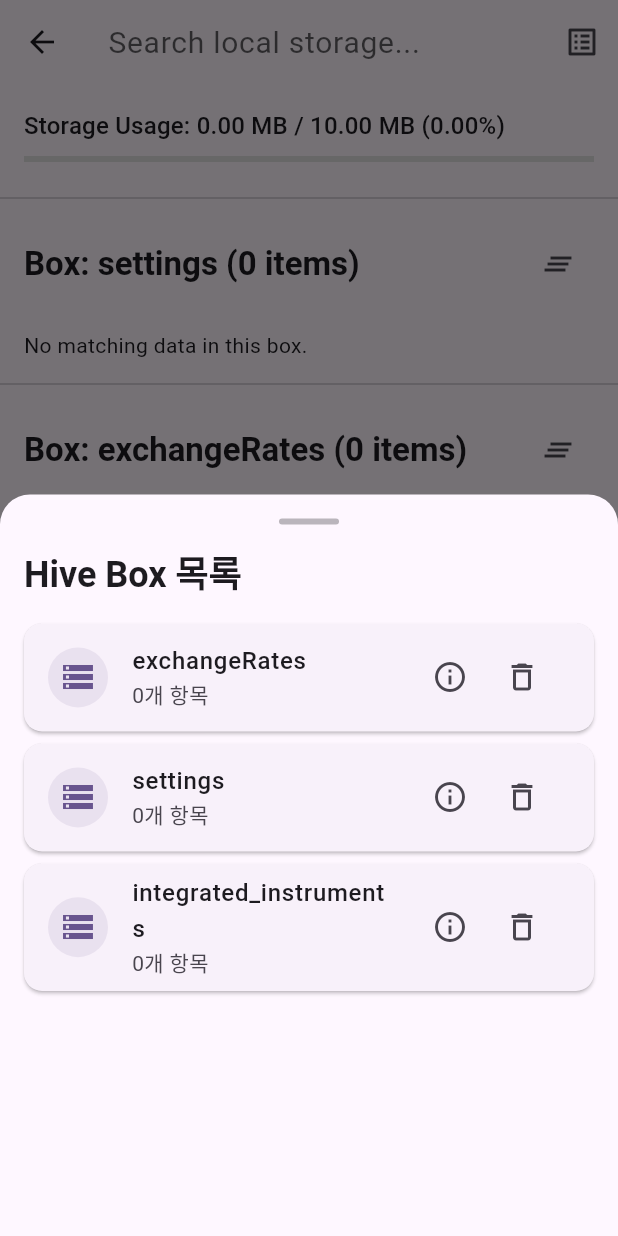
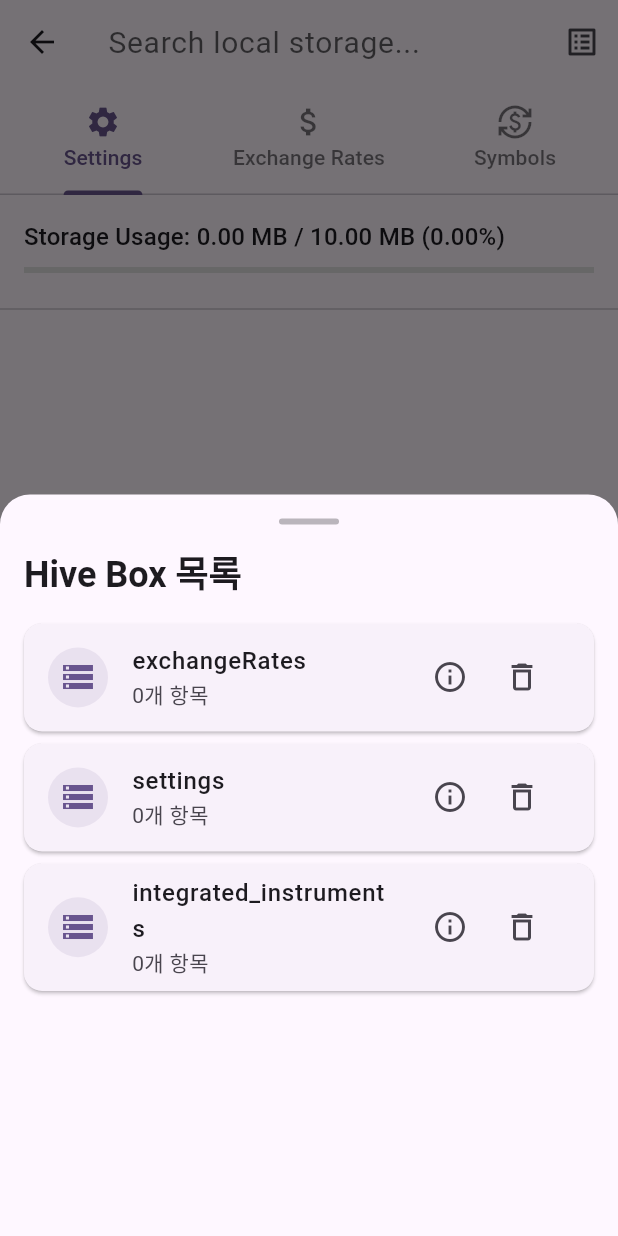
Before and after one commit to DAAC-A00/finow, a Flutter app: the StorageViewerScreen screen opened directly, after a tap on the "list alt" icon, on a phone screen of 412 x 824 dp. Run offline on Flutter 3.47's test engine with Material 3 defaults, Android fonts, the phone set to English and light mode, and no system bars; our stand-ins replace dio, flutter_riverpod, fluttertoast, go_router, hive, hive_flutter and 1 more; accounts and stored records are empty; network calls fail.

Commit message:
fix: Resolve HiveError in local storage viewer and related warnings

```diff
--- a/lib/features/integrated_symbols/repositories/integrated_symbols_repository.dart
+++ b/lib/features/integrated_symbols/repositories/integrated_symbols_repository.dart
@@ -1,7 +1,7 @@
 import 'package:flutter_riverpod/flutter_riverpod.dart';
 import '../models/integrated_instrument.dart';
 import '../services/exchange_api_service.dart';
-import '../services/local_storage_service.dart';
+import '../services/integrated_symbols_local_storage_service.dart';
 
 /// 통합 심볼 관리 레포지토리 프로바이더
 final integratedSymbolsRepositoryProvider = Provider<IntegratedSymbolsRepository>((ref) {
--- a/lib/features/integrated_symbols/services/exchange_api_service.dart
+++ b/lib/features/integrated_symbols/services/exchange_api_service.dart
@@ -1,4 +1,3 @@
-import 'dart:convert';
 import 'package:dio/dio.dart';
 import '../models/integrated_instrument.dart';
 
--- a/lib/features/integrated_symbols/services/integrated_symbols_sync_service.dart
+++ b/lib/features/integrated_symbols/services/integrated_symbols_sync_service.dart
@@ -2,6 +2,7 @@ import 'dart:async';
 import 'package:flutter_riverpod/flutter_riverpod.dart';
 import '../models/integrated_instrument.dart';
 import '../repositories/integrated_symbols_repository.dart';
+import 'package:flutter/foundation.dart';
 
 /// 통합 심볼 정보 동기화 서비스 프로바이더
 final integratedSymbolsSyncServiceProvider = Provider<IntegratedSymbolsSyncService>((ref) {
@@ -20,12 +21,12 @@ class IntegratedSymbolsSyncService {
   /// 앱 시작 시 초기 동기화 (한 번만 실행)
   Future<void> performInitialSync() async {
     if (_isInitialSyncCompleted) {
-      print('통합 심볼 정보 초기 동기화는 이미 완료되었습니다.');
+      debugPrint('통합 심볼 정보 초기 동기화는 이미 완료되었습니다.');
       return;
     }
 
     try {
-      print('통합 심볼 정보 초기 동기화를 시작합니다...');
+      debugPrint('통합 심볼 정보 초기 동기화를 시작합니다...');
 
       // 저장된 데이터가 있는지 확인
       final hasStoredData = await _repository.hasStoredData();
@@ -37,11 +38,11 @@ class IntegratedSymbolsSyncService {
            DateTime.now().difference(lastUpdateTime).inHours >= 24);
 
       if (shouldFullSync) {
-        print('전체 심볼 정보를 동기화합니다...');
+        debugPrint('전체 심볼 정보를 동기화합니다...');
         await _repository.fetchAndSaveInstruments();
-        print('전체 심볼 정보 동기화 완료');
+        debugPrint('전체 심볼 정보 동기화 완료');
       } else {
-        print('저장된 심볼 정보가 최신 상태입니다.');
+        debugPrint('저장된 심볼 정보가 최신 상태입니다.');
       }
 
       _isInitialSyncCompleted = true;
@@ -50,7 +51,7 @@ class IntegratedSymbolsSyncService {
       startPeriodicWarningUpdates();
 
     } catch (e) {
-      print('통합 심볼 정보 초기 동기화 중 오류 발생: $e');
+      debugPrint('통합 심볼 정보 초기 동기화 중 오류 발생: $e');
       // 오류가 발생해도 주기적 업데이트는 시작
       startPeriodicWarningUpdates();
     }
@@ -61,7 +62,7 @@ class IntegratedSymbolsSyncService {
     // 기존 타이머가 있다면 취소
     _warningUpdateTimer?.cancel();
 
-    print('Bithumb 경고 정보 주기적 업데이트를 시작합니다 (1분 간격)...');
+    debugPrint('Bithumb 경고 정보 주기적 업데이트를 시작합니다 (1분 간격)...');
 
     _warningUpdateTimer = Timer.periodic(
       const Duration(minutes: 1),
@@ -69,7 +70,7 @@ class IntegratedSymbolsSyncService {
         try {
           await _updateBithumbWarnings();
         } catch (e) {
-          print('Bithumb 경고 정보 업데이트 중 오류 발생: $e');
+          debugPrint('Bithumb 경고 정보 업데이트 중 오류 발생: $e');
         }
       },
     );
@@ -78,13 +79,13 @@ class IntegratedSymbolsSyncService {
   /// Bithumb 경고 정보만 업데이트
   Future<void> _updateBithumbWarnings() async {
     try {
-      print('Bithumb 경고 정보를 업데이트합니다...');
+      debugPrint('Bithumb 경고 정보를 업데이트합니다...');
 
       // 현재 저장된 모든 심볼 정보 가져오기
       final currentInstruments = await _repository.getStoredInstruments();
 
       if (currentInstruments.isEmpty) {
-        print('저장된 심볼 정보가 없어 경고 정보 업데이트를 건너뜁니다.');
+        debugPrint('저장된 심볼 정보가 없어 경고 정보 업데이트를 건너뜁니다.');
         return;
       }
 
@@ -94,7 +95,7 @@ class IntegratedSymbolsSyncService {
           .toList();
 
       if (bithumbInstruments.isEmpty) {
-        print('Bithumb 심볼 정보가 없어 경고 정보 업데이트를 건너뜁니다.');
+        debugPrint('Bithumb 심볼 정보가 없어 경고 정보 업데이트를 건너뜁니다.');
         return;
       }
 
@@ -122,21 +123,21 @@ class IntegratedSymbolsSyncService {
       // 업데이트된 정보 저장
       await _repository.storageService.saveIntegratedInstruments(updatedInstruments);
 
-      print('Bithumb 경고 정보 업데이트 완료 (${bithumbInstruments.length}개 심볼)');
+      debugPrint('Bithumb 경고 정보 업데이트 완료 (${bithumbInstruments.length}개 심볼)');
 
     } catch (e) {
-      print('Bithumb 경고 정보 업데이트 중 오류 발생: $e');
+      debugPrint('Bithumb 경고 정보 업데이트 중 오류 발생: $e');
     }
   }
 
   /// 수동으로 전체 동기화 실행
   Future<void> performManualSync() async {
     try {
-      print('수동 전체 동기화를 시작합니다...');
+      debugPrint('수동 전체 동기화를 시작합니다...');
       await _repository.fetchAndSaveInstruments();
-      print('수동 전체 동기화 완료');
+      debugPrint('수동 전체 동기화 완료');
     } catch (e) {
-      print('수동 전체 동기화 중 오류 발생: $e');
+      debugPrint('수동 전체 동기화 중 오류 발생: $e');
       rethrow;
     }
   }
@@ -145,7 +146,7 @@ class IntegratedSymbolsSyncService {
   void stopPeriodicUpdates() {
     _warningUpdateTimer?.cancel();
     _warningUpdateTimer = null;
-    print('Bithumb 경고 정보 주기적 업데이트를 중지했습니다.');
+    debugPrint('Bithumb 경고 정보 주기적 업데이트를 중지했습니다.');
   }
 
   /// 서비스 정리
--- a/lib/features/storage_viewer/local_storage_service.dart
+++ b/lib/features/storage_viewer/local_storage_service.dart
@@ -1,6 +1,3 @@
-
-
-
 import 'package:finow/features/exchange_rate/exchange_rate.dart';
 import 'package:hive_flutter/hive_flutter.dart';
 import 'package:flutter_riverpod/flutter_riverpod.dart';
--- a/lib/features/storage_viewer/storage_viewer_screen.dart
+++ b/lib/features/storage_viewer/storage_viewer_screen.dart
@@ -26,18 +26,22 @@ class StorageViewerScreen extends ConsumerStatefulWidget {
   ConsumerState<StorageViewerScreen> createState() => _StorageViewerScreenState();
 }
 
-class _StorageViewerScreenState extends ConsumerState<StorageViewerScreen> with RouteAware {
+class _StorageViewerScreenState extends ConsumerState<StorageViewerScreen>
+    with RouteAware, TickerProviderStateMixin {
   late final TextEditingController _controller;
+  late final TabController _tabController;
 
   @override
   void initState() {
     super.initState();
     _controller = TextEditingController();
+    _tabController = TabController(length: 3, vsync: this);
   }
 
   @override
   void dispose() {
     _controller.dispose();
+    _tabController.dispose();
     super.dispose();
   }
 
@@ -63,7 +67,6 @@ class _StorageViewerScreenState extends ConsumerState<StorageViewerScreen> with
 
   @override
   Widget build(BuildContext context) {
-    final asyncData = ref.watch(allStorageDataProvider);
     final asyncUsage = ref.watch(storageUsageProvider);
     final localStorageService = ref.watch(localStorageServiceProvider);
     final searchQuery = ref.watch(searchQueryProvider);
@@ -84,7 +87,7 @@ class _StorageViewerScreenState extends ConsumerState<StorageViewerScreen> with
             hintText: 'Search local storage...',
             border: InputBorder.none,
             hintStyle: TextStyle(
-              color: Theme.of(context).colorScheme.onSurface.withAlpha((255 * 0.7).round()), // withOpacity(0.7)
+              color: Theme.of(context).colorScheme.onSurface.withAlpha((255 * 0.7).round()),
               fontSize: 20,
             ),
           ),
@@ -100,6 +103,26 @@ class _StorageViewerScreenState extends ConsumerState<StorageViewerScreen> with
             onPressed: () => _showBoxListBottomSheet(context, ref),
           ),
         ],
+        bottom: TabBar(
+          controller: _tabController,
+          labelColor: Theme.of(context).colorScheme.primary,
+          unselectedLabelColor: Theme.of(context).colorScheme.onSurface.withAlpha((255 * 0.6).round()),
+          indicatorColor: Theme.of(context).colorScheme.primary,
+          tabs: const [
+            Tab(
+              icon: Icon(Icons.settings),
+              text: 'Settings',
+            ),
+            Tab(
+              icon: Icon(Icons.attach_money),
+              text: 'Exchange Rates',
+            ),
+            Tab(
+              icon: Icon(Icons.currency_exchange),
+              text: 'Symbols',
+            ),
+          ],
+        ),
       ),
       body: Column(
         children: [
@@ -130,135 +153,15 @@ class _StorageViewerScreenState extends ConsumerState<StorageViewerScreen> with
             },
           ),
           const Divider(),
-          // 저장된 데이터 목록
+          // TabBarView로 각 Box 데이터 표시
           Expanded(
-            child: asyncData.when(
-              loading: () => const Center(child: CircularProgressIndicator()),
-              error: (err, stack) => Center(child: Text('Error: $err')),
-              data: (allBoxes) {
-                if (allBoxes.isEmpty) {
-                  return const Center(child: Text('No data in any box.'));
-                }
-
-                final List<Widget> allDisplayWidgets = [];
-
-                for (var boxEntry in allBoxes.entries) {
-                  final boxName = boxEntry.key;
-                  final boxData = boxEntry.value;
-                  List<Widget> boxContentWidgets = [];
-
-                  // Filter box data based on search query
-                  final filteredBoxData = boxData.entries.where((entry) {
-                    final key = entry.key.toString().toLowerCase();
-                    final value = entry.value;
-                    final query = searchQuery.toLowerCase();
-
-                    if (value is ExchangeRate) {
-                      final combinedCode = (value.baseCode + value.quoteCode).toLowerCase();
-                      final priceString = value.price.toString();
-                      final sourceString = value.source.toLowerCase();
-                      return key.contains(query) ||
-                          combinedCode.contains(query) ||
-                          priceString.contains(query) ||
-                          sourceString.contains(query);
-                    }
-
-                    final valueString = value.toString().toLowerCase();
-                    return key.contains(query) || valueString.contains(query);
-                  }).toList();
-
-                  // Only add box header if there's matching data or box name matches
-                  if (filteredBoxData.isNotEmpty || boxName.toLowerCase().contains(searchQuery.toLowerCase())) {
-                    boxContentWidgets.add(
-                      Padding(
-                        padding: const EdgeInsets.symmetric(horizontal: 16.0, vertical: 12.0),
-                        child: Row(
-                          mainAxisAlignment: MainAxisAlignment.spaceBetween,
-                          children: [
-                            Text(
-                              'Box: $boxName (${filteredBoxData.length} items)', // 데이터 개수 표시
-                              style: Theme.of(context).textTheme.titleLarge?.copyWith(fontWeight: FontWeight.bold),
-                            ),
-                            IconButton(
-                              icon: const ScaledIcon(Icons.clear_all, size: 24),
-                              onPressed: () => _clearBox(context, ref, localStorageService, boxName),
-                              tooltip: 'Clear all data in this box',
-                            ),
-                          ],
-                        ),
-                      ),
-                    );
-
-                    if (filteredBoxData.isEmpty) {
-                      boxContentWidgets.add(const Padding(
-                        padding: EdgeInsets.symmetric(horizontal: 16.0, vertical: 8.0),
-                        child: Text('No matching data in this box.'),
-                      ));
-                    } else {
-                      for (var entry in filteredBoxData) {
-                        final key = entry.key;
-                        final value = entry.value;
-                        Widget subtitleWidget;
-
-                        if (value is ExchangeRate) {
-                          subtitleWidget = Column(
-                            crossAxisAlignment: CrossAxisAlignment.start,
-                            children: [
-                              Text('base_code: ${value.baseCode}'),
-                              Text('quote_code: ${value.quoteCode}'),
-                              Text('price: ${value.price}'),
-                              Text('source: ${value.source}'), // source 정보 표시
-                              Text('time_last_update_unix: ${value.lastUpdatedUnix}'),
-                              Padding(
-                                padding: const EdgeInsets.only(left: 8.0, top: 2.0),
-                                child: Text(
-                                  '└ Converted: ${DateFormat('yyyy-MM-dd HH:mm:ss').format(DateTime.fromMillisecondsSinceEpoch(value.lastUpdatedUnix * 1000).toLocal())} (KST)',
-                                  style: TextStyle(color: Theme.of(context).textTheme.bodySmall?.color?.withAlpha(204), fontStyle: FontStyle.italic), // withOpacity(0.8)
-                                ),
-                              ),
-                            ],
-                          );
-                        } else {
-                          subtitleWidget = Text(value.toString());
-                        }
-
-                        boxContentWidgets.add(
-                          Card(
-                            margin: const EdgeInsets.symmetric(horizontal: 16.0, vertical: 4.0),
-                            elevation: 1.0,
-                            child: ListTile(
-                              title: Text(key.toString()),
-                              subtitle: subtitleWidget,
-                              trailing: Row(
-                                mainAxisSize: MainAxisSize.min,
-                                children: [
-                                  IconButton(
-                                    icon: const ScaledIcon(Icons.edit, size: 20),
-                                    onPressed: () => _showEditDialog(
-                                        context, ref, localStorageService, boxName, key, value),
-                                  ),
-                                  IconButton(
-                                    icon: const ScaledIcon(Icons.delete, size: 20),
-                                    onPressed: () => _confirmDelete(
-                                        context, ref, localStorageService, boxName, key),
-                                  ),
-                                ],
-                              ),
-                            ),
-                          ),
-                        );
-                      }
-                    }
-                    boxContentWidgets.add(const Divider()); // Add a divider between boxes
-                    allDisplayWidgets.addAll(boxContentWidgets);
-                  }
-                }
-
-                if (allDisplayWidgets.isEmpty && searchQuery.isNotEmpty) {
-                  return const Center(child: Text('No matching data found.'));
-                }
-                return ListView(children: allDisplayWidgets);
-              },
+            child: TabBarView(
+              controller: _tabController,
+              children: [
+                _buildBoxContent('settings', localStorageService, searchQuery),
+                _buildBoxContent('exchangeRates', localStorageService, searchQuery),
+                _buildBoxContent('integrated_instruments', localStorageService, searchQuery),
+              ],
             ),
           ),
         ],
@@ -474,7 +377,7 @@ class _StorageViewerScreenState extends ConsumerState<StorageViewerScreen> with
                   height: 4,
                   margin: const EdgeInsets.only(bottom: 16),
                   decoration: BoxDecoration(
-                    color: Theme.of(context).colorScheme.onSurface.withOpacity(0.3),
+                    color: Theme.of(context).colorScheme.onSurface.withAlpha((255 * 0.3).round()),
                     borderRadius: BorderRadius.circular(2),
                   ),
                 ),
@@ -530,7 +433,7 @@ class _StorageViewerScreenState extends ConsumerState<StorageViewerScreen> with
                             Icon(
                               Icons.inbox_outlined,
                               size: 48,
-                              color: Theme.of(context).colorScheme.onSurface.withOpacity(0.5),
+                              color: Theme.of(context).colorScheme.onSurface.withAlpha((255 * 0.5).round()),
                             ),
                             const SizedBox(height: 16),
                             Text(
@@ -551,7 +454,7 @@ class _StorageViewerScreenState extends ConsumerState<StorageViewerScreen> with
                           margin: const EdgeInsets.only(bottom: 8),
                           child: ListTile(
                             leading: CircleAvatar(
-                              backgroundColor: Theme.of(context).colorScheme.primary.withOpacity(0.1),
+                              backgroundColor: Theme.of(context).colorScheme.primary.withAlpha((255 * 0.1).round()),
                               child: Icon(
                                 Icons.storage,
                                 color: Theme.of(context).colorScheme.primary,
@@ -644,12 +547,12 @@ class _StorageViewerScreenState extends ConsumerState<StorageViewerScreen> with
         final box = Hive.box(boxName);
         return box.length;
       } else {
-        final box = await Hive.openBox(boxName);
-        final count = box.length;
-        await box.close();
-        return count;
+        // Box가 열려 있지 않으면 0을 반환하거나 오류를 던질 수 있습니다.
+        // 여기서는 0을 반환하여 UI가 깨지지 않도록 합니다.
+        return 0;
       }
     } catch (e) {
+      // 오류 발생 시 0을 반환
       return 0;
     }
   }
@@ -711,7 +614,8 @@ class _StorageViewerScreenState extends ConsumerState<StorageViewerScreen> with
       if (isOpen) {
         box = Hive.box(boxName);
       } else {
-        box = await Hive.openBox(boxName);
+        // Box가 열려 있지 않으면 정보를 가져올 수 없습니다.
+        return {'itemCount': 0, 'isOpen': false, 'path': 'Box not open'};
       }
 
       final details = {
@@ -719,10 +623,6 @@ class _StorageViewerScreenState extends ConsumerState<StorageViewerScreen> with
         'isOpen': isOpen,
         'path': box.path,
       };
-
-      if (!isOpen) {
-        await box.close();
-      }
 
       return details;
     } catch (e) {
@@ -785,4 +685,193 @@ class _StorageViewerScreenState extends ConsumerState<StorageViewerScreen> with
     // 검색어에 Box 이름을 설정하여 필터링 효과
     ref.read(searchQueryProvider.notifier).state = boxName;
   }
+
+  // 각 Box의 데이터를 개별적으로 표시하는 메서드
+  Widget _buildBoxContent(String boxName, LocalStorageService localStorageService, String searchQuery) {
+    return FutureBuilder<Map<String, dynamic>>(
+      future: _getBoxData(boxName),
+      builder: (context, snapshot) {
+        if (snapshot.connectionState == ConnectionState.waiting) {
+          return const Center(child: CircularProgressIndicator());
+        }
+
+        if (snapshot.hasError) {
+          return Center(
+            child: Column(
+              mainAxisAlignment: MainAxisAlignment.center,
+              children: [
+                Icon(
+                  Icons.error_outline,
+                  size: 48,
+                  color: Theme.of(context).colorScheme.error,
+                ),
+                const SizedBox(height: 16),
+                Text(
+                  'Box 데이터 로드 오류',
+                  style: Theme.of(context).textTheme.titleMedium,
+                ),
+                const SizedBox(height: 8),
+                Text(
+                  snapshot.error.toString(),
+                  style: Theme.of(context).textTheme.bodyMedium,
+                  textAlign: TextAlign.center,
+                ),
+              ],
+            ),
+          );
+        }
+
+        final boxData = snapshot.data ?? {};
+
+        // 검색 쿼리로 필터링
+        final filteredData = boxData.entries.where((entry) {
+          final key = entry.key.toString().toLowerCase();
+          final value = entry.value;
+          final query = searchQuery.toLowerCase();
+
+          if (value is ExchangeRate) {
+            final combinedCode = (value.baseCode + value.quoteCode).toLowerCase();
+            final priceString = value.price.toString();
+            final sourceString = value.source.toLowerCase();
+            return key.contains(query) ||
+                combinedCode.contains(query) ||
+                priceString.contains(query) ||
+                sourceString.contains(query);
+          }
+
+          final valueString = value.toString().toLowerCase();
+          return key.contains(query) || valueString.contains(query);
+        }).toList();
+
+        if (filteredData.isEmpty) {
+          return Center(
+            child: Column(
+              mainAxisAlignment: MainAxisAlignment.center,
+              children: [
+                Icon(
+                  Icons.inbox_outlined,
+                  size: 48,
+                  color: Theme.of(context).colorScheme.onSurface.withAlpha((255 * 0.5).round()),
+                ),
+                const SizedBox(height: 16),
+                Text(
+                  searchQuery.isEmpty ? '$boxName Box가 비어있습니다' : '검색 결과가 없습니다',
+                  style: Theme.of(context).textTheme.titleMedium,
+                ),
+              ],
+            ),
+          );
+        }
+
+        return Column(
+          children: [
+            // Box 헤더
+            Padding(
+              padding: const EdgeInsets.all(16.0),
+              child: Row(
+                mainAxisAlignment: MainAxisAlignment.spaceBetween,
+                children: [
+                  Text(
+                    '$boxName (${filteredData.length} items)',
+                    style: Theme.of(context).textTheme.titleLarge?.copyWith(
+                      fontWeight: FontWeight.bold,
+                    ),
+                  ),
+                  IconButton(
+                    icon: const ScaledIcon(Icons.clear_all, size: 24),
+                    onPressed: () => _clearBox(context, ref, localStorageService, boxName),
+                    tooltip: 'Clear all data in this box',
+                  ),
+                ],
+              ),
+            ),
+            const Divider(),
+            // 데이터 목록
+            Expanded(
+              child: ListView.builder(
+                padding: const EdgeInsets.symmetric(horizontal: 16.0),
+                itemCount: filteredData.length,
+                itemBuilder: (context, index) {
+                  final entry = filteredData[index];
+                  final key = entry.key;
+                  final value = entry.value;
+
+                  Widget subtitleWidget;
+                  if (value is ExchangeRate) {
+                    subtitleWidget = Column(
+                      crossAxisAlignment: CrossAxisAlignment.start,
+                      children: [
+                        Text('base_code: ${value.baseCode}'),
+                        Text('quote_code: ${value.quoteCode}'),
+                        Text('price: ${value.price}'),
+                        Text('source: ${value.source}'),
+                        Text('time_last_update_unix: ${value.lastUpdatedUnix}'),
+                        Padding(
+                          padding: const EdgeInsets.only(left: 8.0, top: 2.0),
+                          child: Text(
+                            '└ Converted: ${DateFormat('yyyy-MM-dd HH:mm:ss').format(DateTime.fromMillisecondsSinceEpoch(value.lastUpdatedUnix * 1000).toLocal())} (KST)',
+                            style: TextStyle(
+                              color: Theme.of(context).textTheme.bodySmall?.color?.withAlpha(204),
+                              fontStyle: FontStyle.italic,
+                            ),
+                          ),
+                        ),
+                      ],
+                    );
+                  } else {
+                    subtitleWidget = Text(value.toString());
+                  }
+
+                  return Card(
+                    margin: const EdgeInsets.symmetric(vertical: 4.0),
+                    elevation: 1.0,
+                    child: ListTile(
+                      title: Text(key.toString()),
+                      subtitle: subtitleWidget,
+                      trailing: Row(
+                        mainAxisSize: MainAxisSize.min,
+                        children: [
+                          IconButton(
+                            icon: const ScaledIcon(Icons.edit, size: 20),
+                            onPressed: () => _showEditDialog(
+                              context, ref, localStorageService, boxName, key, value),
+                          ),
+                          IconButton(
+                            icon: const ScaledIcon(Icons.delete, size: 20),
+                            onPressed: () => _confirmDelete(
+                              context, ref, localStorageService, boxName, key),
+                          ),
+                        ],
+                      ),
+                    ),
+                  );
+                },
+              ),
+            ),
+          ],
+        );
+      },
+    );
+  }
+
+  // 특정 Box의 데이터를 가져오는 헬퍼 메서드
+  Future<Map<String, dynamic>> _getBoxData(String boxName) async {
+    try {
+      if (!Hive.isBoxOpen(boxName)) {
+        // Box가 열려 있지 않으면 데이터를 가져올 수 없습니다.
+        return {};
+      }
+
+      final box = Hive.box(boxName);
+      final Map<String, dynamic> data = {};
+
+      for (var key in box.keys) {
+        data[key.toString()] = box.get(key);
+      }
+
+      return data;
+    } catch (e) {
+      throw Exception('Failed to load $boxName box data: $e');
+    }
+  }
 }
```
Also changed, not shown: lib/features/integrated_symbols/screens/integrated_symbols_screen.dart (+17 -17 lines), lib/features/integrated_symbols/services/integrated_symbols_local_storage_service.dart (renamed from lib/features/integrated_symbols/services/local_storage_service.dart, +8 -7 lines).
